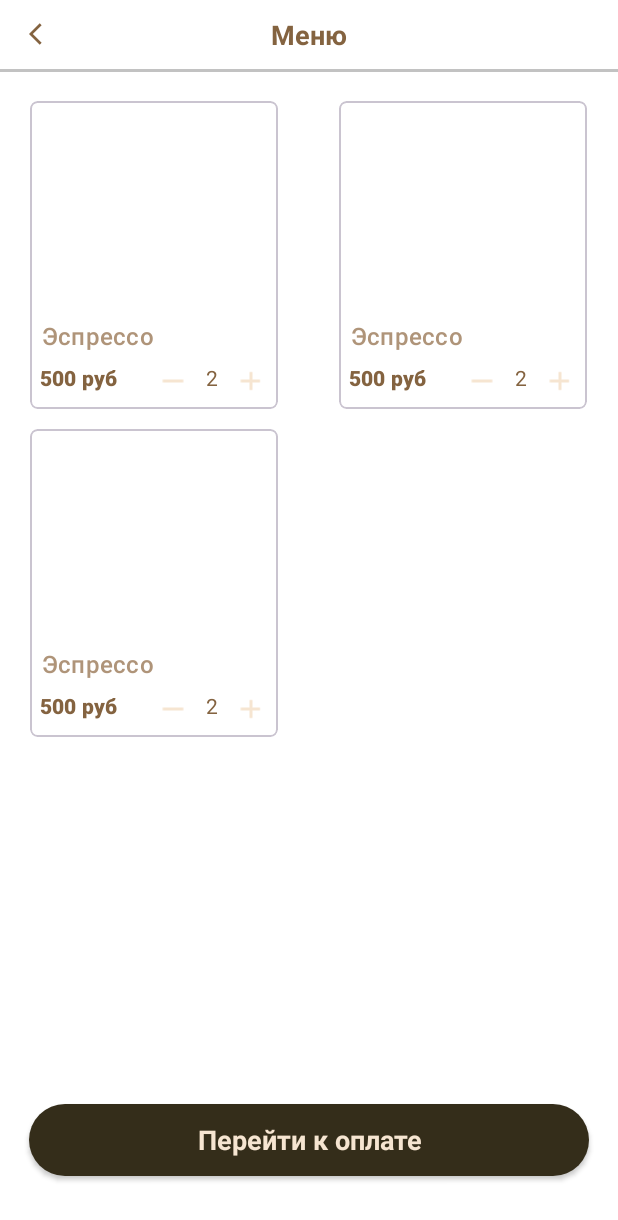
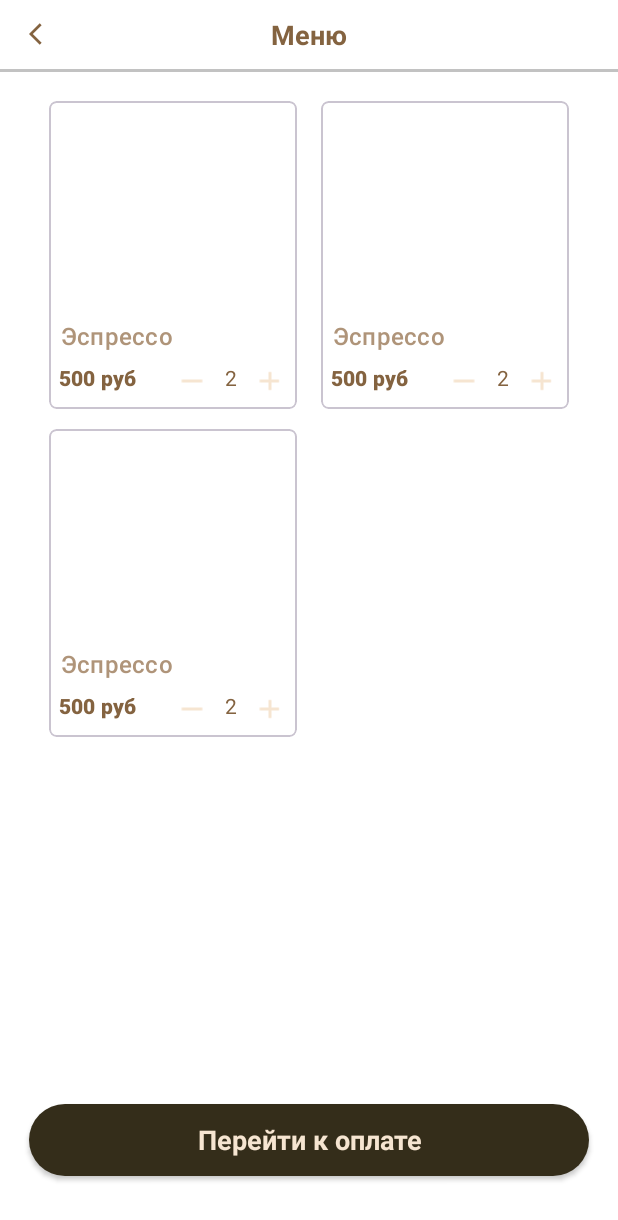
Before and after one commit to VladiYak/SevenWindsStudioTask, an Android app: the layout fragment_menu.xml on its own in the app's theme, with its tools: preview values and no code run, on a phone screen of 412 x 824 dp. Shown: the top 1220 px of the screen. Run offline under Robolectric (Android 15) with nearby library versions, the phone set to English and light mode, and no system bars; network calls fail.

Commit message:
Добавлено определение расстояния до кофейни

```diff
--- a/app/build.gradle.kts
+++ b/app/build.gradle.kts
@@ -83,4 +83,6 @@ dependencies {
     implementation("com.squareup.okhttp3:logging-interceptor:5.0.0-alpha.3")
 
     implementation("com.yandex.android:maps.mobile:4.1.0-full")
+
+    implementation ("com.google.android.gms:play-services-location:20.0.0")
 }
--- a/app/src/main/AndroidManifest.xml
+++ b/app/src/main/AndroidManifest.xml
@@ -5,6 +5,7 @@
     <uses-permission android:name="android.permission.INTERNET" />
     <uses-permission android:name="android.permission.ACCESS_FINE_LOCATION" />
     <uses-permission android:name="android.permission.ACCESS_COARSE_LOCATION" />
+    <uses-permission android:name="android.permission.BLUETOOTH" />
 
     <application
         android:allowBackup="true"
--- a/app/src/main/java/com/vladiyak/sevenwindsstudiotask/data/models/location/LocationItem.kt
+++ b/app/src/main/java/com/vladiyak/sevenwindsstudiotask/data/models/location/LocationItem.kt
@@ -4,5 +4,6 @@ package com.vladiyak.sevenwindsstudiotask.data.models.location
 data class LocationItem(
     val id: Int,
     val name: String,
-    val point: Point
+    val point: Point,
+    var distance: Double
 )
--- a/app/src/main/java/com/vladiyak/sevenwindsstudiotask/utils/Functions.kt
+++ b/app/src/main/java/com/vladiyak/sevenwindsstudiotask/utils/Functions.kt
@@ -14,3 +14,7 @@ fun correctId(item: CoffeeItem): Int {
 }
 
 fun String.addSuffix(value: String) = this + value
+
+fun String.toKilometers(distance: Double) {
+    this.format("%.2f", distance)
+}
--- a/app/src/main/res/layout/fragment_menu.xml
+++ b/app/src/main/res/layout/fragment_menu.xml
@@ -50,26 +50,31 @@
         android:id="@+id/nestedScrollView"
         android:layout_width="match_parent"
         android:layout_height="0dp"
-        app:layout_constraintTop_toBottomOf="@id/materialDivider"
-        app:layout_constraintBottom_toTopOf="@id/button_pay">
+        app:layout_constraintBottom_toTopOf="@id/button_pay"
+        app:layout_constraintEnd_toEndOf="parent"
+        app:layout_constraintStart_toStartOf="parent"
+        app:layout_constraintTop_toBottomOf="@id/materialDivider">
 
-        <LinearLayout
+        <androidx.constraintlayout.widget.ConstraintLayout
+            android:id="@+id/constraint_layout"
             android:layout_width="match_parent"
             android:layout_height="wrap_content"
             android:orientation="vertical">
 
             <androidx.recyclerview.widget.RecyclerView
                 android:id="@+id/menu_rv"
-            android:layout_width="match_parent"
+                android:layout_width="wrap_content"
                 android:layout_height="wrap_content"
                 android:layout_marginTop="14dp"
                 android:layout_marginBottom="39dp"
                 app:layoutManager="androidx.recyclerview.widget.GridLayoutManager"
+                app:layout_constraintTop_toTopOf="@id/constraint_layout"
+                app:layout_constraintStart_toStartOf="parent"
+                app:layout_constraintEnd_toEndOf="parent"
                 app:spanCount="2"
-            app:layout_constraintTop_toBottomOf="@id/toolbar"
                 tools:listitem="@layout/menu_item_rv" />
 
-        </LinearLayout>
+        </androidx.constraintlayout.widget.ConstraintLayout>
 
     </androidx.core.widget.NestedScrollView>
 
--- a/app/src/main/res/layout/menu_item_rv.xml
+++ b/app/src/main/res/layout/menu_item_rv.xml
@@ -4,10 +4,10 @@
     android:id="@+id/materialCardCoffeeItem"
     android:layout_width="165dp"
     android:layout_height="205dp"
-    android:layout_marginStart="20dp"
     android:layout_marginTop="5dp"
+    android:layout_marginStart="8dp"
+    android:layout_marginEnd="8dp"
     android:layout_marginBottom="8dp"
-    android:layout_marginEnd="8dp"
     android:elevation="5dp"
     app:cardCornerRadius="5dp">
 
--- a/app/src/main/res/navigation/nav_graph.xml
+++ b/app/src/main/res/navigation/nav_graph.xml
@@ -34,9 +34,6 @@
         <action
             android:id="@+id/action_nearbyCoffeeShopsFragment_to_menuFragment"
             app:destination="@id/menuFragment" />
-        <argument
-            android:name="token"
-            app:argType="com.vladiyak.sevenwindsstudiotask.data.models.signup.Token" />
     </fragment>
     <fragment
         android:id="@+id/mapFragment"
```
Also changed, not shown: app/src/main/java/com/vladiyak/sevenwindsstudiotask/presentation/login/LoginFragment.kt (+3 -7 lines), app/src/main/java/com/vladiyak/sevenwindsstudiotask/presentation/map/MapFragment.kt (+32 -28 lines), app/src/main/java/com/vladiyak/sevenwindsstudiotask/presentation/nearbycoffeeshops/NearbyCoffeeShopsFragment.kt (+70 -5 lines), app/src/main/java/com/vladiyak/sevenwindsstudiotask/presentation/nearbycoffeeshops/NearbyCoffeeShopsViewModel.kt (+10 -2 lines), app/src/main/java/com/vladiyak/sevenwindsstudiotask/presentation/nearbycoffeeshops/adapter/CoffeeShopsViewHolder.kt (+10 -0 lines). Lines whose indentation alone changed are shown as unchanged.
